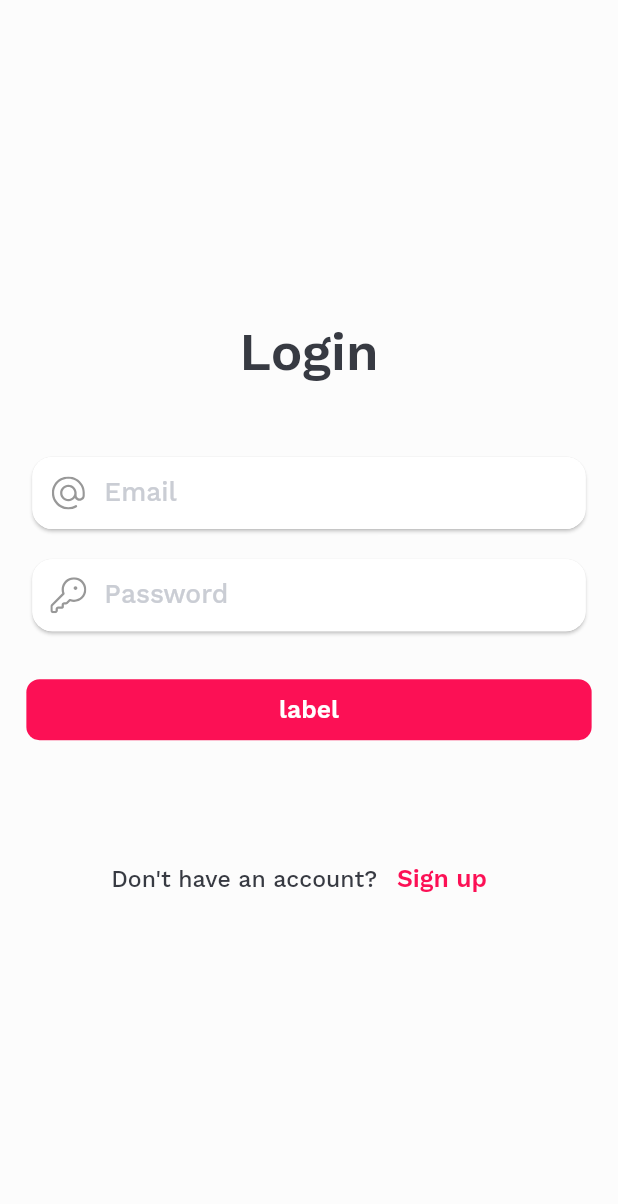
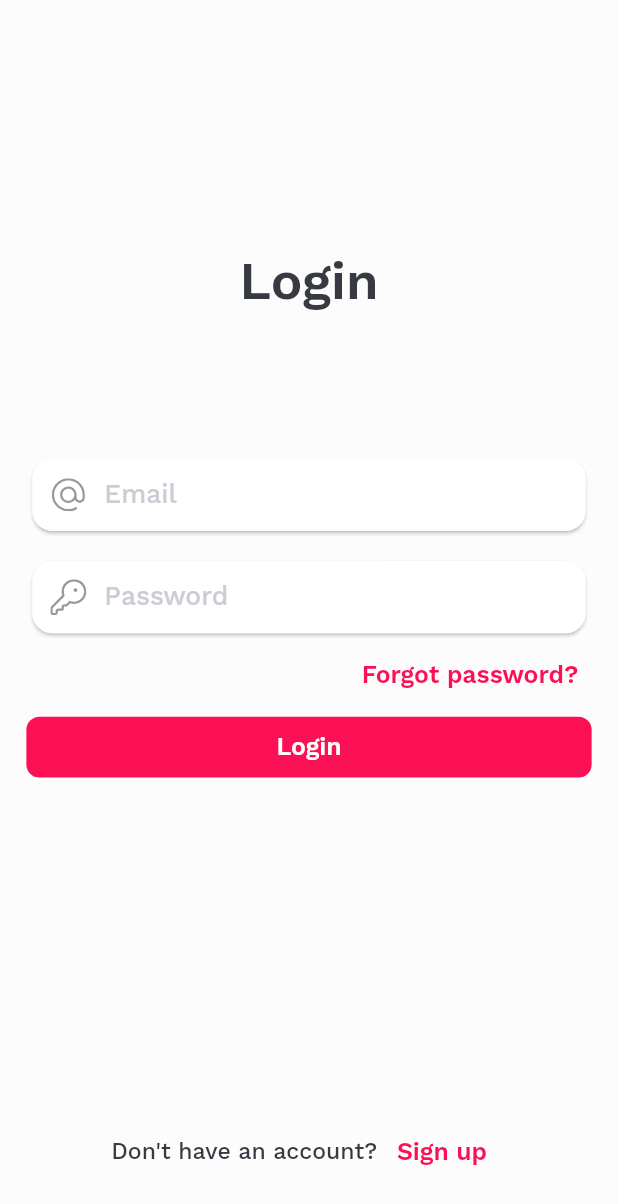
Before and after one commit to BahromjonPolat/Tickets, a Flutter app: the screen it shows after launch, on a phone screen of 412 x 824 dp. Shown: the top 1204 px of the screen. Run offline on Flutter 3.47's test engine with Material 2 defaults, Android fonts, the phone set to English and light mode, and no system bars; our stand-ins replace dio, flutter_svg, google_maps_flutter; missing offline and left inert: flutter_polyline_points.

Commit message:
Bug Fixes

```diff
--- a/lib/view/screens/auth/auth_page.dart
+++ b/lib/view/screens/auth/auth_page.dart
@@ -10,39 +10,44 @@ class AuthPage extends StatelessWidget {
   Widget build(BuildContext context) {
     _authProvider = context.watch();
     return Scaffold(
-      body: Padding(
-        padding: MyEdgeInsets.symmetric(horizontal: 16.0),
-        child: Center(
-          child: SingleChildScrollView(
-            child: Column(
-              mainAxisAlignment: MainAxisAlignment.center,
-              children: [
-                MyText(
-                  _authProvider.isLogin ? "Login" : "Sign Up",
-                  weight: FontWeight.w600,
-                  size: 32.0,
-                ),
-                MySizedBox(height: 45.0),
-                // Agar provider'ning isLogin xossasining qiymati 'TRUE' bo'lsa
-                // Login sahifasining form field'lari ko'rsatiladi.
-                // Ask holda Sign up sahifasiniki.
-                Form(
+      body: SingleChildScrollView(
+        child: Padding(
+          padding: MyEdgeInsets.symmetric(horizontal: 16.0),
+          child: Stack(
+            alignment: Alignment.center,
+            children: [
+              SizedBox(
+                height: MediaQuery.of(context).size.height,
+                child: Form(
                   key: _authProvider.formKey,
                   child: _authProvider.currentPage,
                 ),
-
-                MySizedBox(height: 24.0),
-                DefaultButton(onPressed: (){}, label: 'label'),
-                MySizedBox(height: 64.0),
-                PageChangingButton(
-                  onPressed: _authProvider.onPageChanged,
-                  isLogin: _authProvider.isLogin,
-                ),
-              ],
-            ),
+              ),
+              _setTitle(),
+              _buildPageChangingButton(),
+            ],
           ),
         ),
       ),
     );
   }
+
+  Positioned _buildPageChangingButton() {
+    return Positioned(
+      bottom: getProportionateScreenHeight(32.0),
+      child: PageChangingButton(
+        onPressed: _authProvider.onPageChanged,
+        isLogin: _authProvider.isLogin,
+      ),
+    );
+  }
+
+  Positioned _setTitle() => Positioned(
+        top: getProportionateScreenHeight(164.0),
+        child: MyText(
+          _authProvider.isLogin ? "Login" : "SignUp",
+          size: 32.0,
+          weight: FontWeight.w600,
+        ),
+      );
 }
--- a/lib/view/screens/auth/sign_in_page.dart
+++ b/lib/view/screens/auth/sign_in_page.dart
@@ -17,7 +17,6 @@ class SignInPage extends StatelessWidget {
           inputType: TextInputType.emailAddress,
           inputAction: TextInputAction.next,
           assetIcon: AssetIcons.email,
-
         ),
         MySizedBox(height: 12.0),
         CustomFormField(
@@ -28,6 +27,16 @@ class SignInPage extends StatelessWidget {
           obscureText: true,
           assetIcon: AssetIcons.key,
         ),
+        Align(
+          alignment: Alignment.centerRight,
+          child: MyTextButton(
+            onPressed: () {},
+            label: 'Forgot password?',
+            padding: 8.0,
+          ),
+        ),
+
+        DefaultButton(onPressed: () {}, label: 'Login'),
       ],
     );
   }
--- a/lib/view/screens/auth/sign_up_page.dart
+++ b/lib/view/screens/auth/sign_up_page.dart
@@ -35,6 +35,8 @@ class SignUpPage extends StatelessWidget {
           obscureText: true,
           assetIcon: AssetIcons.key,
         ),
+        MySizedBox(height: 24.0),
+        DefaultButton(onPressed: () {}, label: 'Sign Up'),
       ],
     );
   }
```
